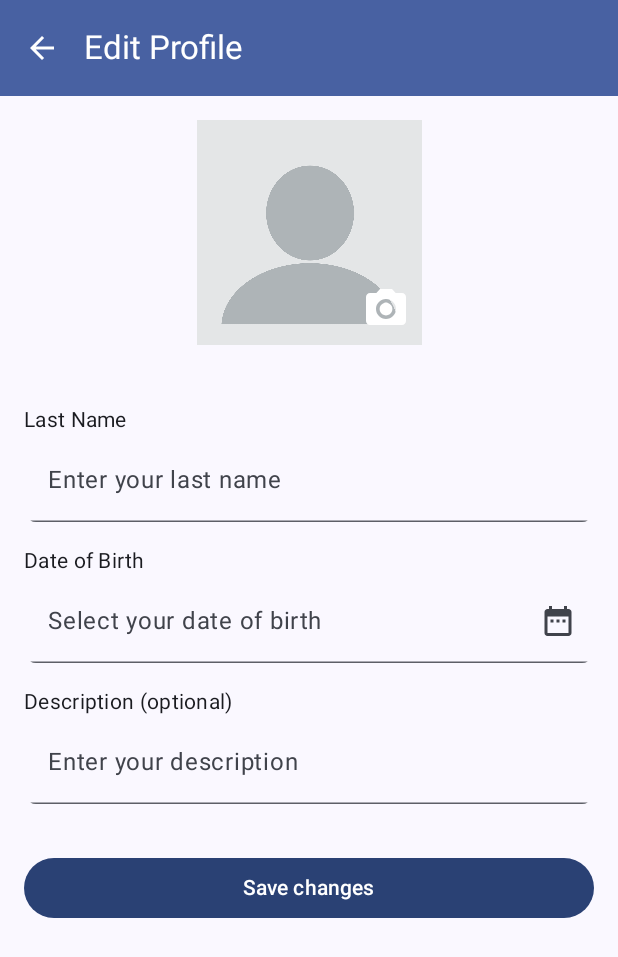
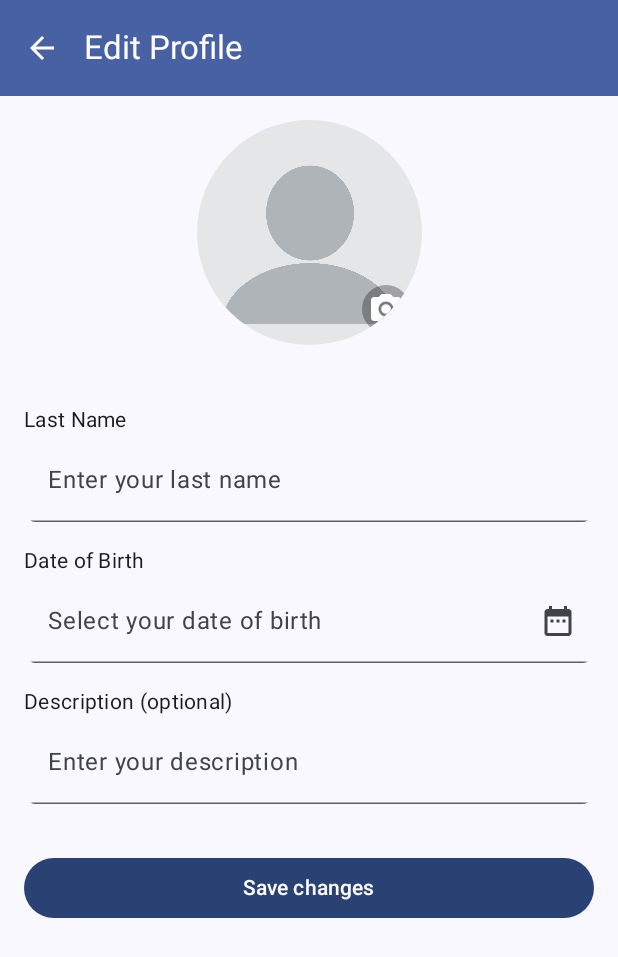
Before and after one commit to COMP4521-Project/COMP4521-kotlin, an Android app built with Jetpack Compose: the EditProfileScreen screen opened through its navigation route, on a phone screen of 412 x 824 dp. Shown: the top 957 px of the screen. Run offline under Robolectric (Android 15) with nearby library versions, the phone set to English and light mode, and no system bars; our stand-ins replace Firebase (no records; nobody signed in at launch, a user with empty details on screens opened directly), livedata-compose; pictures from the network do not load.

Commit message:
fix: edit profile sze

```diff
--- a/app/src/main/java/com/example/comp4521_ustrade/app/screens/settings/EditProfileScreen.kt
+++ b/app/src/main/java/com/example/comp4521_ustrade/app/screens/settings/EditProfileScreen.kt
@@ -3,6 +3,7 @@ import android.net.Uri
 import androidx.activity.compose.rememberLauncherForActivityResult
 import androidx.activity.result.contract.ActivityResultContracts
 import androidx.compose.foundation.Image
+import androidx.compose.foundation.background
 import androidx.compose.foundation.clickable
 import androidx.compose.foundation.layout.Box
 import androidx.compose.foundation.layout.Column
@@ -12,6 +13,7 @@ import androidx.compose.foundation.layout.fillMaxWidth
 import androidx.compose.foundation.layout.height
 import androidx.compose.foundation.layout.padding
 import androidx.compose.foundation.layout.size
+import androidx.compose.foundation.shape.CircleShape
 import androidx.compose.material.icons.Icons
 import androidx.compose.material.icons.filled.ArrowBack
 import androidx.compose.material.icons.filled.CameraAlt
@@ -38,6 +40,7 @@ import androidx.compose.runtime.remember
 import androidx.compose.runtime.setValue
 import androidx.compose.ui.Alignment
 import androidx.compose.ui.Modifier
+import androidx.compose.ui.draw.clip
 import androidx.compose.ui.graphics.Color
 import androidx.compose.ui.layout.ContentScale
 import androidx.compose.ui.platform.LocalContext
@@ -148,6 +151,7 @@ fun EditProfileScreen(
                 modifier = Modifier
                     .size(150.dp)
                     .align(Alignment.CenterHorizontally)
+                    .clip(CircleShape)
             ) {
                 if (isUploading) {
                     CircularProgressIndicator(
@@ -168,7 +172,7 @@ fun EditProfileScreen(
                                 contentDescription = stringResource(R.string.ProfilePicture),
                                 modifier = Modifier.fillMaxSize(),
                                 contentScale = ContentScale.Crop,
-                                error = painterResource(id = R.drawable.default_profile_pic)  // Fallback to default image
+                                error = painterResource(id = R.drawable.default_profile_pic)
                             )
                         } else {
                             Image(
@@ -185,7 +189,9 @@ fun EditProfileScreen(
                             modifier = Modifier
                                 .align(Alignment.BottomEnd)
                                 .padding(8.dp)
-                                .size(32.dp),
+                                .size(32.dp)
+                                .background(Color.Black.copy(alpha = 0.3f), CircleShape)
+                                .padding(4.dp),
                             tint = Color.White
                         )
                     }
```
